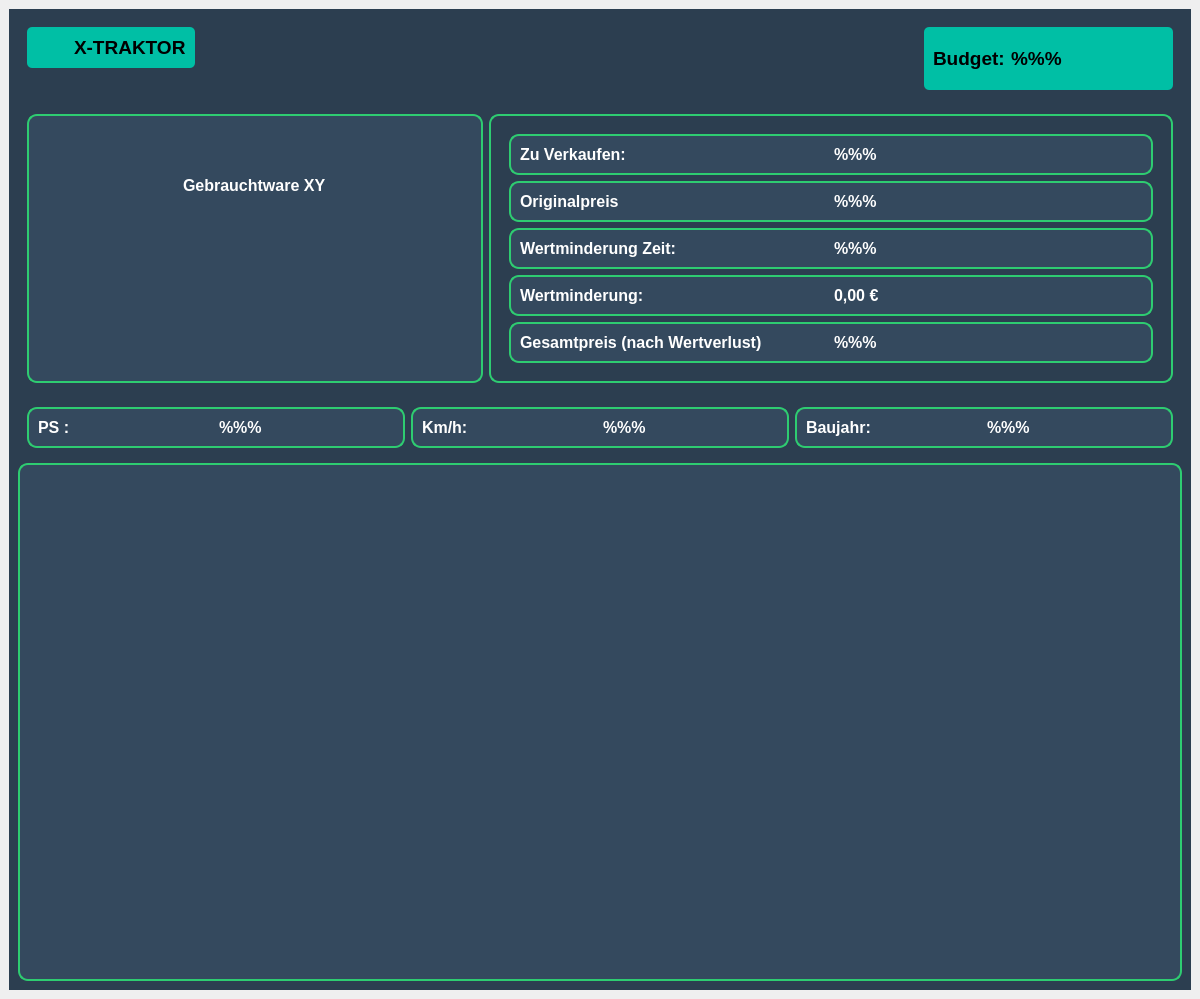
Qt form frontend/GebrauchtwarenWindow.ui (nhatlam96/gui-xtraktor) before a commit.
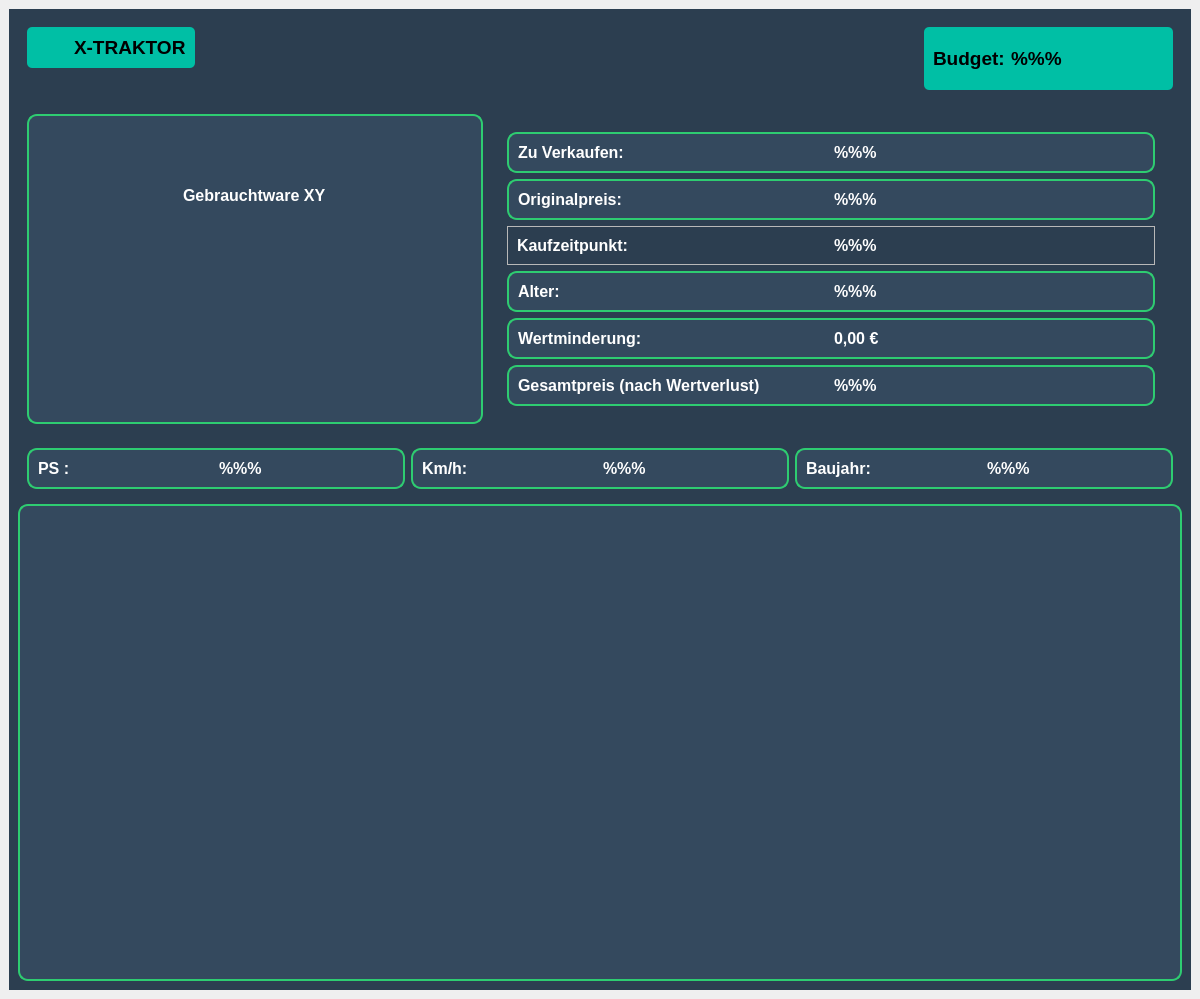
The same form after that commit. Icons and pictures are not drawn.

Diff of the .ui file:
```diff
--- a/frontend/GebrauchtwarenWindow.ui
+++ b/frontend/GebrauchtwarenWindow.ui
@@ -284,6 +284,11 @@
 	background-color: rgb(44, 62, 80);
 	border-radius: 10px;
 	border: 2px solid rgb(46, 204, 113);
+}
+QFrame#frame_3 &gt; QFrame &gt; QFrame{
+	background-color: rgb(52, 73, 94);
+	border-radius: 10px;
+	border: 2px solid rgb(46, 204, 113);
 }</string>
             </property>
             <property name="frameShape">
@@ -298,6 +303,10 @@
                <property name="styleSheet">
                 <string notr="true">QFrame#frame_8 {
 	background-color: rgb(44, 62, 80);
+}
+
+QFrame QLabel{
+	color: white;
 }</string>
                </property>
                <property name="frameShape">
@@ -386,7 +395,7 @@
                       <string notr="true">color: white;</string>
                      </property>
                      <property name="text">
-                      <string>Originalpreis</string>
+                      <string>Originalpreis:</string>
                      </property>
                     </widget>
                    </item>
@@ -409,6 +418,44 @@
                   </layout>
                  </widget>
                 </item>
+                <item>
+                 <widget class="QFrame" name="frame_10">
+                  <property name="frameShape">
+                   <enum>QFrame::StyledPanel</enum>
+                  </property>
+                  <property name="frameShadow">
+                   <enum>QFrame::Raised</enum>
+                  </property>
+                  <layout class="QHBoxLayout" name="horizontalLayout_16">
+                   <item>
+                    <widget class="QLabel" name="kauf_label">
+                     <property name="font">
+                      <font>
+                       <pointsize>12</pointsize>
+                       <bold>true</bold>
+                      </font>
+                     </property>
+                     <property name="text">
+                      <string>Kaufzeitpunkt:</string>
+                     </property>
+                    </widget>
+                   </item>
+                   <item>
+                    <widget class="QLabel" name="kauf_status">
+                     <property name="font">
+                      <font>
+                       <pointsize>12</pointsize>
+                       <bold>true</bold>
+                      </font>
+                     </property>
+                     <property name="text">
+                      <string>%%%</string>
+                     </property>
+                    </widget>
+                   </item>
+                  </layout>
+                 </widget>
+                </item>
                 <item>
                  <widget class="QFrame" name="frame_7">
                   <property name="styleSheet">
@@ -437,7 +484,7 @@
                       <string notr="true">color: white;</string>
                      </property>
                      <property name="text">
-                      <string>Wertminderung Zeit:</string>
+                      <string>Alter:</string>
                      </property>
                     </widget>
                    </item>
@@ -778,7 +825,7 @@
                <x>0</x>
                <y>0</y>
                <width>1142</width>
-               <height>478</height>
+               <height>428</height>
               </rect>
              </property>
              <layout class="QHBoxLayout" name="horizontalLayout_9"/>
```
Left out of the diff: 8 changed lines with no effect on the pictures.
